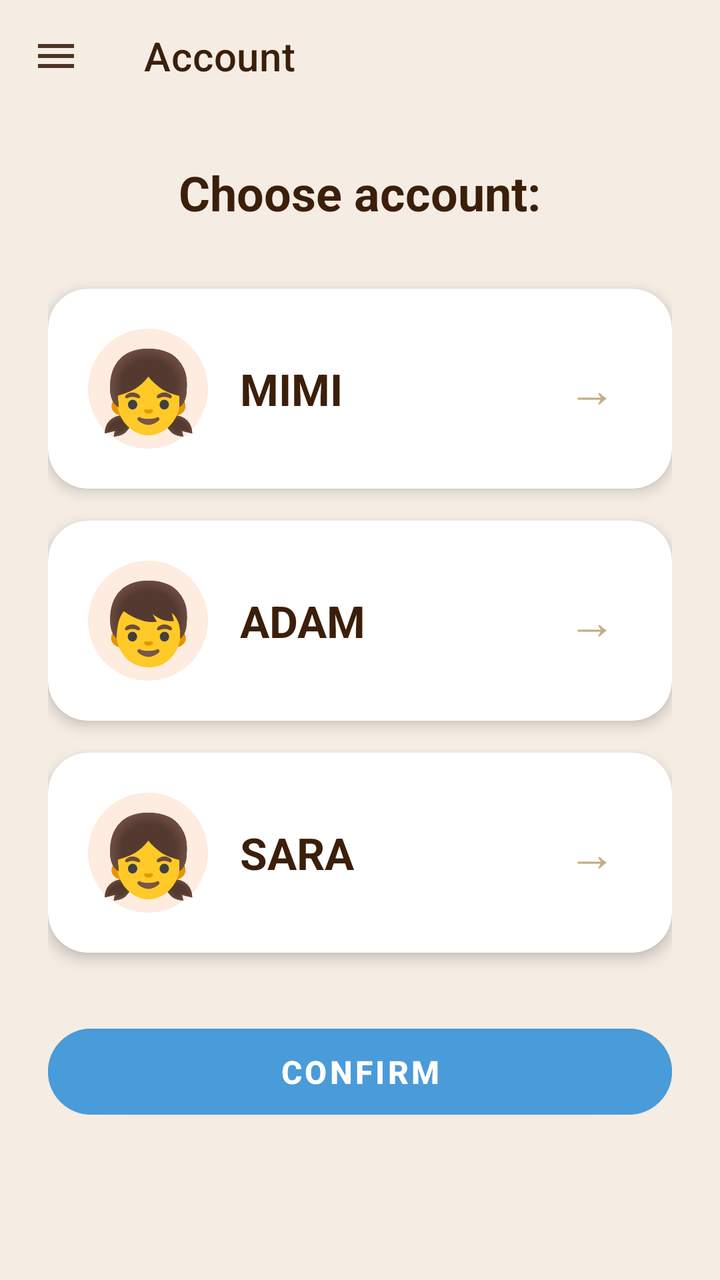
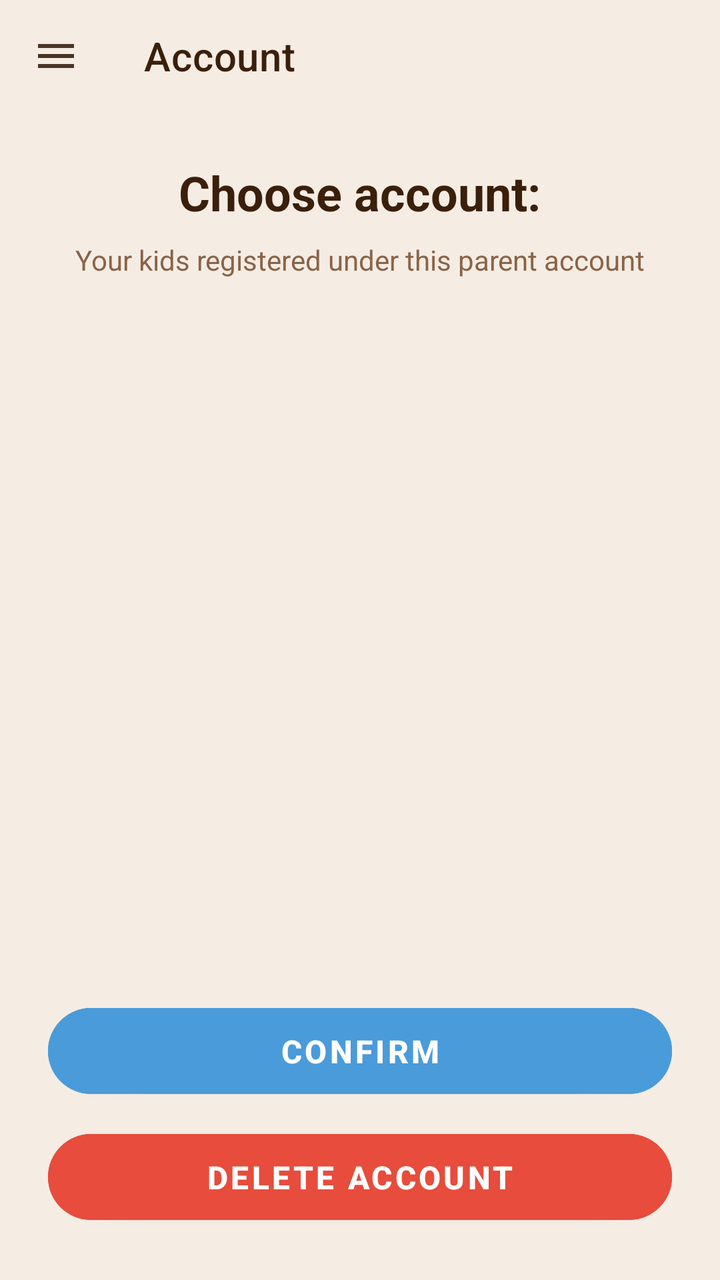

The first picture is an Android layout as it rendered before a commit; the second is the same layout after the commit. The layout source and the unified diff follow.
<!-- AndroidManifest.xml: application theme Theme.AutiMate -->
<!-- res/layout/activity_account.xml -->
<?xml version="1.0" encoding="utf-8"?>
<androidx.drawerlayout.widget.DrawerLayout
    xmlns:android="http://schemas.android.com/apk/res/android"
    xmlns:app="http://schemas.android.com/apk/res-auto"
    android:id="@+id/drawerLayout"
    android:layout_width="match_parent"
    android:layout_height="match_parent"
    android:background="@color/cream">

    
    <LinearLayout
        android:layout_width="match_parent"
        android:layout_height="match_parent"
        android:orientation="vertical">

        <androidx.appcompat.widget.Toolbar
            android:id="@+id/toolbar"
            android:layout_width="match_parent"
            android:layout_height="?attr/actionBarSize"
            android:background="@color/cream"
            app:title="Account"
            app:titleTextColor="@color/text_dark"
            app:navigationIcon="@drawable/ic_menu"
            app:navigationIconTint="@color/brown"/>

        <ScrollView
            android:layout_width="match_parent"
            android:layout_height="match_parent"
            android:padding="24dp">

            <LinearLayout
                android:layout_width="match_parent"
                android:layout_height="wrap_content"
                android:orientation="vertical"
                android:gravity="center">

                <TextView
                    android:id="@+id/tvTitle"
                    android:layout_width="wrap_content"
                    android:layout_height="wrap_content"
                    android:text="Choose account:"
                    android:textSize="24sp"
                    android:textStyle="bold"
                    android:textColor="@color/text_dark"
                    android:layout_marginBottom="32dp"
                    android:layout_gravity="center"/>

                
                <androidx.cardview.widget.CardView
                    android:id="@+id/cardMimi"
                    android:layout_width="match_parent"
                    android:layout_height="wrap_content"
                    app:cardCornerRadius="20dp"
                    app:cardElevation="4dp"
                    app:cardBackgroundColor="@color/white"
                    android:layout_marginBottom="16dp"
                    android:clickable="true"
                    android:focusable="true"
                    android:foreground="?android:attr/selectableItemBackground">

                    <LinearLayout
                        android:layout_width="match_parent"
                        android:layout_height="wrap_content"
                        android:orientation="horizontal"
                        android:padding="20dp"
                        android:gravity="center_vertical">

                        <TextView
                            android:layout_width="60dp"
                            android:layout_height="60dp"
                            android:text="👧"
                            android:textSize="40sp"
                            android:gravity="center"
                            android:background="@drawable/circle_bg"/>

                        <TextView
                            android:layout_width="0dp"
                            android:layout_height="wrap_content"
                            android:layout_weight="1"
                            android:text="MIMI"
                            android:textSize="22sp"
                            android:textStyle="bold"
                            android:textColor="@color/text_dark"
                            android:layout_marginStart="16dp"/>

                        <TextView
                            android:layout_width="40dp"
                            android:layout_height="40dp"
                            android:text="→"
                            android:textSize="24sp"
                            android:textColor="@color/khaki"
                            android:gravity="center"/>

                    </LinearLayout>

                </androidx.cardview.widget.CardView>

                
                <androidx.cardview.widget.CardView
                    android:id="@+id/cardAdam"
                    android:layout_width="match_parent"
                    android:layout_height="wrap_content"
                    app:cardCornerRadius="20dp"
                    app:cardElevation="4dp"
                    app:cardBackgroundColor="@color/white"
                    android:layout_marginBottom="16dp"
                    android:clickable="true"
                    android:focusable="true"
                    android:foreground="?android:attr/selectableItemBackground">

                    <LinearLayout
                        android:layout_width="match_parent"
                        android:layout_height="wrap_content"
                        android:orientation="horizontal"
                        android:padding="20dp"
                        android:gravity="center_vertical">

                        <TextView
                            android:layout_width="60dp"
                            android:layout_height="60dp"
                            android:text="👦"
                            android:textSize="40sp"
                            android:gravity="center"
                            android:background="@drawable/circle_bg"/>

                        <TextView
                            android:layout_width="0dp"
                            android:layout_height="wrap_content"
                            android:layout_weight="1"
                            android:text="ADAM"
                            android:textSize="22sp"
                            android:textStyle="bold"
                            android:textColor="@color/text_dark"
                            android:layout_marginStart="16dp"/>

                        <TextView
                            android:layout_width="40dp"
                            android:layout_height="40dp"
                            android:text="→"
                            android:textSize="24sp"
                            android:textColor="@color/khaki"
                            android:gravity="center"/>

                    </LinearLayout>

                </androidx.cardview.widget.CardView>

                
                <androidx.cardview.widget.CardView
                    android:id="@+id/cardSara"
                    android:layout_width="match_parent"
                    android:layout_height="wrap_content"
                    app:cardCornerRadius="20dp"
                    app:cardElevation="4dp"
                    app:cardBackgroundColor="@color/white"
                    android:layout_marginBottom="32dp"
                    android:clickable="true"
                    android:focusable="true"
                    android:foreground="?android:attr/selectableItemBackground">

                    <LinearLayout
                        android:layout_width="match_parent"
                        android:layout_height="wrap_content"
                        android:orientation="horizontal"
                        android:padding="20dp"
                        android:gravity="center_vertical">

                        <TextView
                            android:layout_width="60dp"
                            android:layout_height="60dp"
                            android:text="👧"
                            android:textSize="40sp"
                            android:gravity="center"
                            android:background="@drawable/circle_bg"/>

                        <TextView
                            android:layout_width="0dp"
                            android:layout_height="wrap_content"
                            android:layout_weight="1"
                            android:text="SARA"
                            android:textSize="22sp"
                            android:textStyle="bold"
                            android:textColor="@color/text_dark"
                            android:layout_marginStart="16dp"/>

                        <TextView
                            android:layout_width="40dp"
                            android:layout_height="40dp"
                            android:text="→"
                            android:textSize="24sp"
                            android:textColor="@color/khaki"
                            android:gravity="center"/>

                    </LinearLayout>

                </androidx.cardview.widget.CardView>

                <Button
                    android:id="@+id/btnConfirm"
                    android:layout_width="match_parent"
                    android:layout_height="55dp"
                    android:text="CONFIRM"
                    android:textSize="16sp"
                    android:textStyle="bold"
                    android:textColor="@color/white"
                    android:backgroundTint="@color/soft_blue"
                    app:cornerRadius="28dp"/>

            </LinearLayout>

        </ScrollView>

    </LinearLayout>

    
    <com.google.android.material.navigation.NavigationView
        android:id="@+id/navView"
        android:layout_width="280dp"
        android:layout_height="match_parent"
        android:layout_gravity="start"
        app:headerLayout="@layout/nav_header_parent"
        app:menu="@menu/navigation_menu_parent"
        app:itemTextColor="@color/text_dark"
        app:itemIconTint="@color/light_brown"
        android:background="@color/white"/>

</androidx.drawerlayout.widget.DrawerLayout>
<!-- res/layout/nav_header_parent.xml (included above) -->
<?xml version="1.0" encoding="utf-8"?>
<LinearLayout xmlns:android="http://schemas.android.com/apk/res/android"
    android:layout_width="match_parent"
    android:layout_height="wrap_content"
    android:orientation="vertical"
    android:padding="20dp"
    android:background="@color/cream">

    <TextView
        android:id="@+id/tvParentName"
        android:layout_width="wrap_content"
        android:layout_height="wrap_content"
        android:text="Parent"
        android:textSize="18sp"
        android:textStyle="bold"
        android:textColor="@color/text_dark" />

    <TextView
        android:id="@+id/tvParentEmail"
        android:layout_width="wrap_content"
        android:layout_height="wrap_content"
        android:text="parent@example.com"
        android:textSize="12sp"
        android:textColor="@color/light_brown"
        android:layout_marginTop="4dp" />

</LinearLayout>
<!-- resources referenced by this layout -->
<resources>
  <color name="brown">#6D4C41</color>
  <color name="cream">#F5EDE4</color>
  <color name="khaki">#C4A882</color>
  <color name="light_brown">#8B6347</color>
  <color name="soft_blue">#4A9BD9</color>
  <color name="text_dark">#3B1F0A</color>
  <color name="white">#FFFFFF</color>
  <!-- drawable circle_bg (drawable) -->
  <?xml version="1.0" encoding="utf-8"?>
  <shape xmlns:android="http://schemas.android.com/apk/res/android">
      <solid android:color="#FDECDF" />
      <corners android:radius="30dp" />
  </shape>
  <!-- drawable ic_menu (drawable) -->
  <vector xmlns:android="http://schemas.android.com/apk/res/android"
      android:width="24dp"
      android:height="24dp"
      android:viewportWidth="24"
      android:viewportHeight="24">
      <path
          android:fillColor="#4B3425"
          android:pathData="M3,18h18v-2H3v2zm0-5h18v-2H3v2zm0-7v2h18V6H3z"/>
  </vector>
  <style name="Theme.AutiMate" parent="Theme.MaterialComponents.DayNight.NoActionBar">
          <item name="colorPrimary">@color/cream</item>
          <item name="colorPrimaryVariant">@color/beige</item>
          <item name="colorOnPrimary">@color/text_dark</item>
          <item name="colorSecondary">@color/soft_blue</item>
          <item name="colorSecondaryVariant">@color/khaki</item>
          <item name="colorOnSecondary">@color/white</item>
          <item name="android:statusBarColor">@color/cream</item>
          <item name="android:windowBackground">@color/cream</item>
          <item name="android:textColor">@color/text_dark</item>
      </style>
  <color name="beige">#EDE5D9</color>
</resources>

<!-- the commit's change to res/layout/activity_account.xml (unified diff, before → after) -->
@@ -23,192 +23,66 @@
             app:navigationIcon="@drawable/ic_menu"
             app:navigationIconTint="@color/brown"/>
 
-        <ScrollView
+        <LinearLayout
             android:layout_width="match_parent"
-            android:layout_height="match_parent"
+            android:layout_height="0dp"
+            android:layout_weight="1"
+            android:orientation="vertical"
             android:padding="24dp">
 
-            <LinearLayout
+            <TextView
+                android:id="@+id/tvTitle"
+                android:layout_width="wrap_content"
+                android:layout_height="wrap_content"
+                android:text="Choose account:"
+                android:textSize="24sp"
+                android:textStyle="bold"
+                android:textColor="@color/text_dark"
+                android:layout_marginBottom="8dp"
+                android:layout_gravity="center"/>
+
+            <TextView
                 android:layout_width="match_parent"
                 android:layout_height="wrap_content"
-                android:orientation="vertical"
-                android:gravity="center">
+                android:text="Your kids registered under this parent account"
+                android:textSize="14sp"
+                android:textColor="@color/light_brown"
+                android:layout_marginBottom="16dp"
+                android:gravity="center"/>
 
-                <TextView
-                    android:id="@+id/tvTitle"
-                    android:layout_width="wrap_content"
-                    android:layout_height="wrap_content"
-                    android:text="Choose account:"
-                    android:textSize="24sp"
-                    android:textStyle="bold"
-                    android:textColor="@color/text_dark"
-                    android:layout_marginBottom="32dp"
-                    android:layout_gravity="center"/>
+            <androidx.recyclerview.widget.RecyclerView
+                android:id="@+id/recyclerViewChildren"
+                android:layout_width="match_parent"
+                android:layout_height="0dp"
+                android:layout_weight="1"
+                android:nestedScrollingEnabled="false"
+                android:overScrollMode="never"/>
 
-                
-                <androidx.cardview.widget.CardView
-                    android:id="@+id/cardMimi"
-                    android:layout_width="match_parent"
-                    android:layout_height="wrap_content"
-                    app:cardCornerRadius="20dp"
-                    app:cardElevation="4dp"
-                    app:cardBackgroundColor="@color/white"
-                    android:layout_marginBottom="16dp"
-                    android:clickable="true"
-                    android:focusable="true"
-                    android:foreground="?android:attr/selectableItemBackground">
+            <Button
+                android:id="@+id/btnConfirm"
+                android:layout_width="match_parent"
+                android:layout_height="55dp"
+                android:text="CONFIRM"
+                android:textSize="16sp"
+                android:textStyle="bold"
+                android:textColor="@color/white"
+                android:backgroundTint="@color/soft_blue"
+                app:cornerRadius="28dp"
+                android:layout_marginTop="12dp"/>
 
-                    <LinearLayout
-                        android:layout_width="match_parent"
-                        android:layout_height="wrap_content"
-                        android:orientation="horizontal"
-                        android:padding="20dp"
-                        android:gravity="center_vertical">
+            <Button
+                android:id="@+id/btnDeleteAccount"
+                android:layout_width="match_parent"
+                android:layout_height="55dp"
+                android:text="DELETE ACCOUNT"
+                android:textSize="16sp"
+                android:textStyle="bold"
+                android:textColor="@color/white"
+                android:backgroundTint="#E74C3C"
+                app:cornerRadius="28dp"
+                android:layout_marginTop="8dp"/>
 
-                        <TextView
-                            android:layout_width="60dp"
-                            android:layout_height="60dp"
-                            android:text="👧"
-                            android:textSize="40sp"
-                            android:gravity="center"
-                            android:background="@drawable/circle_bg"/>
-
-                        <TextView
-                            android:layout_width="0dp"
-                            android:layout_height="wrap_content"
-                            android:layout_weight="1"
-                            android:text="MIMI"
-                            android:textSize="22sp"
-                            android:textStyle="bold"
-                            android:textColor="@color/text_dark"
-                            android:layout_marginStart="16dp"/>
-
-                        <TextView
-                            android:layout_width="40dp"
-                            android:layout_height="40dp"
-                            android:text="→"
-                            android:textSize="24sp"
-                            android:textColor="@color/khaki"
-                            android:gravity="center"/>
-
-                    </LinearLayout>
-
-                </androidx.cardview.widget.CardView>
-
-                
-                <androidx.cardview.widget.CardView
-                    android:id="@+id/cardAdam"
-                    android:layout_width="match_parent"
-                    android:layout_height="wrap_content"
-                    app:cardCornerRadius="20dp"
-                    app:cardElevation="4dp"
-                    app:cardBackgroundColor="@color/white"
-                    android:layout_marginBottom="16dp"
-                    android:clickable="true"
-                    android:focusable="true"
-                    android:foreground="?android:attr/selectableItemBackground">
-
-                    <LinearLayout
-                        android:layout_width="match_parent"
-                        android:layout_height="wrap_content"
-                        android:orientation="horizontal"
-                        android:padding="20dp"
-                        android:gravity="center_vertical">
-
-                        <TextView
-                            android:layout_width="60dp"
-                            android:layout_height="60dp"
-                            android:text="👦"
-                            android:textSize="40sp"
-                            android:gravity="center"
-                            android:background="@drawable/circle_bg"/>
-
-                        <TextView
-                            android:layout_width="0dp"
-                            android:layout_height="wrap_content"
-                            android:layout_weight="1"
-                            android:text="ADAM"
-                            android:textSize="22sp"
-                            android:textStyle="bold"
-                            android:textColor="@color/text_dark"
-                            android:layout_marginStart="16dp"/>
-
-                        <TextView
-                            android:layout_width="40dp"
-                            android:layout_height="40dp"
-                            android:text="→"
-                            android:textSize="24sp"
-                            android:textColor="@color/khaki"
-                            android:gravity="center"/>
-
-                    </LinearLayout>
-
-                </androidx.cardview.widget.CardView>
-
-                
-                <androidx.cardview.widget.CardView
-                    android:id="@+id/cardSara"
-                    android:layout_width="match_parent"
-                    android:layout_height="wrap_content"
-                    app:cardCornerRadius="20dp"
-                    app:cardElevation="4dp"
-                    app:cardBackgroundColor="@color/white"
-                    android:layout_marginBottom="32dp"
-                    android:clickable="true"
-                    android:focusable="true"
-                    android:foreground="?android:attr/selectableItemBackground">
-
-                    <LinearLayout
-                        android:layout_width="match_parent"
-                        android:layout_height="wrap_content"
-                        android:orientation="horizontal"
-                        android:padding="20dp"
-                        android:gravity="center_vertical">
-
-                        <TextView
-                            android:layout_width="60dp"
-                            android:layout_height="60dp"
-                            android:text="👧"
-                            android:textSize="40sp"
-                            android:gravity="center"
-                            android:background="@drawable/circle_bg"/>
-
-                        <TextView
-                            android:layout_width="0dp"
-                            android:layout_height="wrap_content"
-                            android:layout_weight="1"
-                            android:text="SARA"
-                            android:textSize="22sp"
-                            android:textStyle="bold"
-                            android:textColor="@color/text_dark"
-                            android:layout_marginStart="16dp"/>
-
-                        <TextView
-                            android:layout_width="40dp"
-                            android:layout_height="40dp"
-                            android:text="→"
-                            android:textSize="24sp"
-                            android:textColor="@color/khaki"
-                            android:gravity="center"/>
-
-                    </LinearLayout>
-
-                </androidx.cardview.widget.CardView>
-
-                <Button
-                    android:id="@+id/btnConfirm"
-                    android:layout_width="match_parent"
-                    android:layout_height="55dp"
-                    android:text="CONFIRM"
-                    android:textSize="16sp"
-                    android:textStyle="bold"
-                    android:textColor="@color/white"
-                    android:backgroundTint="@color/soft_blue"
-                    app:cornerRadius="28dp"/>
-
-            </LinearLayout>
-
-        </ScrollView>
+        </LinearLayout>
 
     </LinearLayout>
 
<!-- resource entries referenced after the edit -->
@@ -3,16 +3,22 @@
   <color name="brown">#6D4C41</color>
   <color name="cream">#F5EDE4</color>
   <color name="khaki">#C4A882</color>
+  <style name="LightPositiveButtonStyle" parent="Widget.AppCompat.Button.ButtonBar.AlertDialog">
+          <item name="android:textColor">@android:color/black</item>
+          <item name="android:textStyle">bold</item>
+      </style>
+  <style name="LightNegativeButtonStyle" parent="Widget.AppCompat.Button.ButtonBar.AlertDialog">
+          <item name="android:textColor">@android:color/black</item>
+          <item name="android:textStyle">bold</item>
+      </style>
+  <style name="LightNeutralButtonStyle" parent="Widget.AppCompat.Button.ButtonBar.AlertDialog">
+          <item name="android:textColor">@android:color/black</item>
+          <item name="android:textStyle">bold</item>
+      </style>
   <color name="light_brown">#8B6347</color>
   <color name="soft_blue">#4A9BD9</color>
   <color name="text_dark">#3B1F0A</color>
   <color name="white">#FFFFFF</color>
-  <!-- drawable circle_bg (drawable) -->
-  <?xml version="1.0" encoding="utf-8"?>
-  <shape xmlns:android="http://schemas.android.com/apk/res/android">
-      <solid android:color="#FDECDF" />
-      <corners android:radius="30dp" />
-  </shape>
   <!-- drawable ic_menu (drawable) -->
   <vector xmlns:android="http://schemas.android.com/apk/res/android"
       android:width="24dp"
@@ -24,15 +30,29 @@
           android:pathData="M3,18h18v-2H3v2zm0-5h18v-2H3v2zm0-7v2h18V6H3z"/>
   </vector>
   <style name="Theme.AutiMate" parent="Theme.MaterialComponents.DayNight.NoActionBar">
+          
           <item name="colorPrimary">@color/cream</item>
           <item name="colorPrimaryVariant">@color/beige</item>
           <item name="colorOnPrimary">@color/text_dark</item>
+  
+          
           <item name="colorSecondary">@color/soft_blue</item>
           <item name="colorSecondaryVariant">@color/khaki</item>
           <item name="colorOnSecondary">@color/white</item>
+  
+          
           <item name="android:statusBarColor">@color/cream</item>
+  
+          
           <item name="android:windowBackground">@color/cream</item>
+  
+          
           <item name="android:textColor">@color/text_dark</item>
+  
+          
+          <item name="android:buttonBarPositiveButtonStyle">@style/LightPositiveButtonStyle</item>
+          <item name="android:buttonBarNegativeButtonStyle">@style/LightNegativeButtonStyle</item>
+          <item name="android:buttonBarNeutralButtonStyle">@style/LightNeutralButtonStyle</item>
       </style>
   <color name="beige">#EDE5D9</color>
 </resources>
